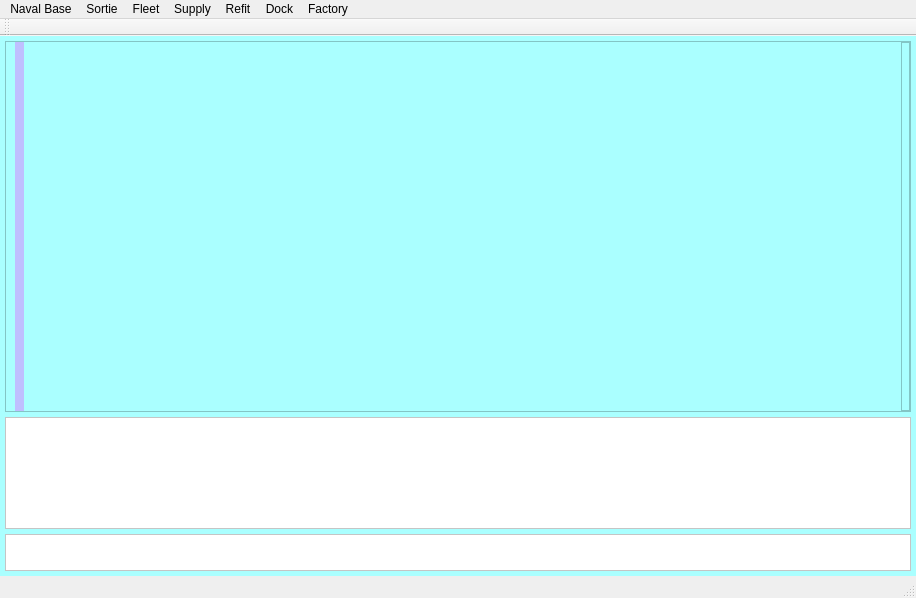
Old version of the form CyberFleet/ClientGUI/ui/mainwindow.ui in the repository ibicdlcod/GuoMuoRuoProject.
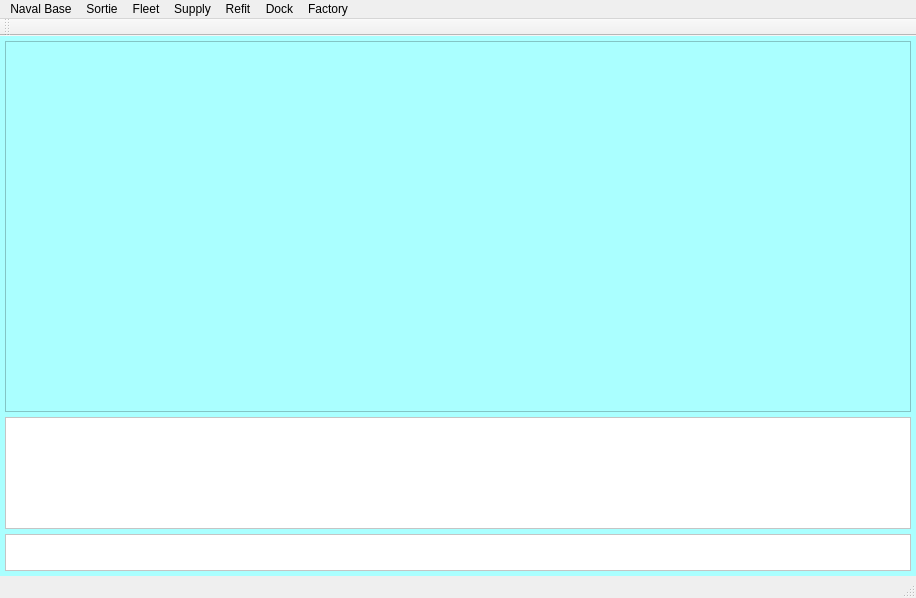
New version of the form.

Patch:
```diff
--- a/CyberFleet/ClientGUI/ui/mainwindow.ui
+++ b/CyberFleet/ClientGUI/ui/mainwindow.ui
@@ -98,7 +98,7 @@
           </size>
          </property>
          <property name="styleSheet">
-          <string notr="true">background-color: rgb(191, 191, 255);</string>
+          <string notr="true"/>
          </property>
          <layout class="QGridLayout" name="gridLayout_2"/>
         </widget>
@@ -107,7 +107,7 @@
         <widget class="QWidget" name="FactoryArea" native="true">
          <property name="sizePolicy">
           <sizepolicy hsizetype="Minimum" vsizetype="Minimum">
-           <horstretch>99</horstretch>
+           <horstretch>1</horstretch>
            <verstretch>0</verstretch>
           </sizepolicy>
          </property>
@@ -124,7 +124,7 @@
         </widget>
        </item>
        <item>
-        <widget class="QFrame" name="License">
+        <widget class="QWidget" name="License" native="true">
          <property name="sizePolicy">
           <sizepolicy hsizetype="Minimum" vsizetype="Minimum">
            <horstretch>1</horstretch>
@@ -140,12 +140,6 @@
          <property name="styleSheet">
           <string notr="true"/>
          </property>
-         <property name="frameShape">
-          <enum>QFrame::StyledPanel</enum>
-         </property>
-         <property name="frameShadow">
-          <enum>QFrame::Raised</enum>
-         </property>
          <layout class="QVBoxLayout" name="verticalLayout_2"/>
         </widget>
        </item>
```
